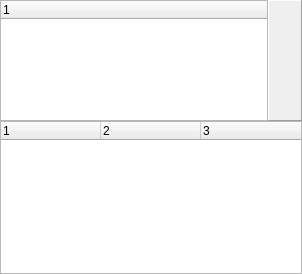
First picture: the form in src/GuiShareLocal.ui, repository hwgao/beebeep, before the edit.
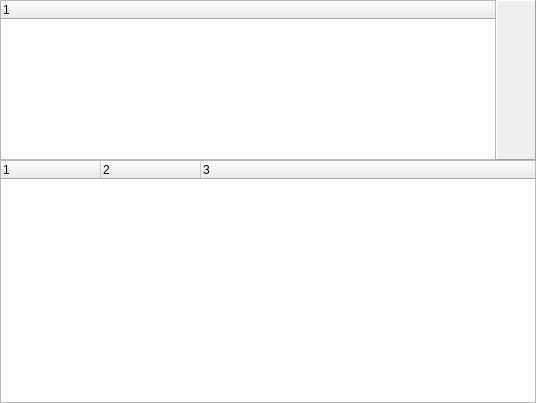
Second picture: the form after the edit. Icons and pictures are not drawn.

Diff of the .ui file:
```diff
--- a/src/GuiShareLocal.ui
+++ b/src/GuiShareLocal.ui
@@ -6,8 +6,8 @@
    <rect>
     <x>0</x>
     <y>0</y>
-    <width>302</width>
-    <height>274</height>
+    <width>536</width>
+    <height>403</height>
    </rect>
   </property>
   <property name="windowTitle">
@@ -55,11 +55,20 @@
      <property name="frameShadow">
       <enum>QFrame::Raised</enum>
      </property>
-     <layout class="QVBoxLayout" name="verticalLayout">
-      <property name="margin">
-       <number>0</number>
+     <layout class="QGridLayout" name="gridLayout_2">
+      <property name="leftMargin">
+       <number>3</number>
       </property>
-      <item>
+      <property name="topMargin">
+       <number>9</number>
+      </property>
+      <property name="rightMargin">
+       <number>3</number>
+      </property>
+      <property name="bottomMargin">
+       <number>3</number>
+      </property>
+      <item row="0" column="0">
        <widget class="QToolButton" name="mp_pbAddFile">
         <property name="minimumSize">
          <size>
@@ -88,7 +97,7 @@
         </property>
        </widget>
       </item>
-      <item>
+      <item row="1" column="0">
        <widget class="QToolButton" name="mp_pbAddFolder">
         <property name="text">
          <string/>
@@ -108,7 +117,7 @@
         </property>
        </widget>
       </item>
-      <item>
+      <item row="2" column="0">
        <widget class="QToolButton" name="mp_pbRemove">
         <property name="text">
          <string/>
@@ -128,7 +137,27 @@
         </property>
        </widget>
       </item>
-      <item>
+      <item row="3" column="0">
+       <widget class="QToolButton" name="mp_pbUpdate">
+        <property name="text">
+         <string/>
+        </property>
+        <property name="icon">
+         <iconset resource="beebeep.qrc">
+          <normaloff>:/images/update.png</normaloff>:/images/update.png</iconset>
+        </property>
+        <property name="iconSize">
+         <size>
+          <width>24</width>
+          <height>24</height>
+         </size>
+        </property>
+        <property name="autoRaise">
+         <bool>true</bool>
+        </property>
+       </widget>
+      </item>
+      <item row="4" column="0">
        <spacer name="verticalSpacer">
         <property name="orientation">
          <enum>Qt::Vertical</enum>
```
Left out of the diff: 12 changed lines with no effect on the pictures.
